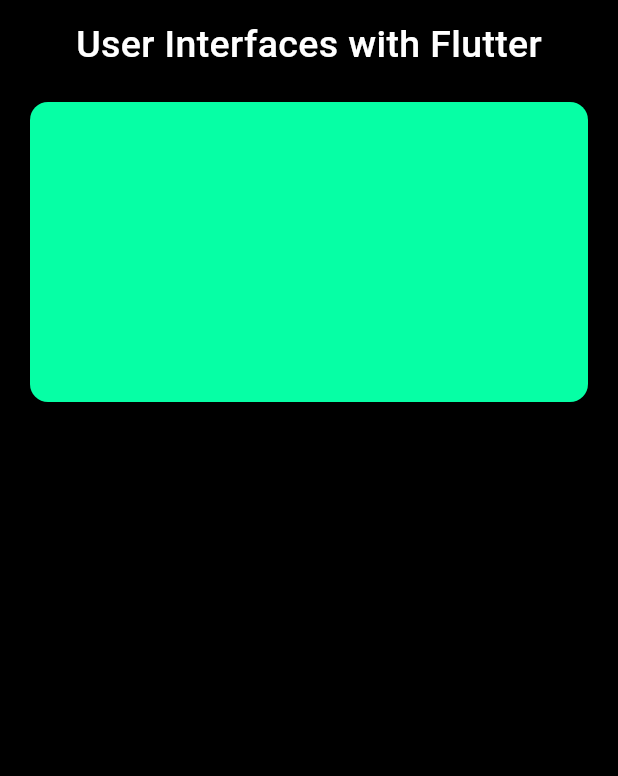
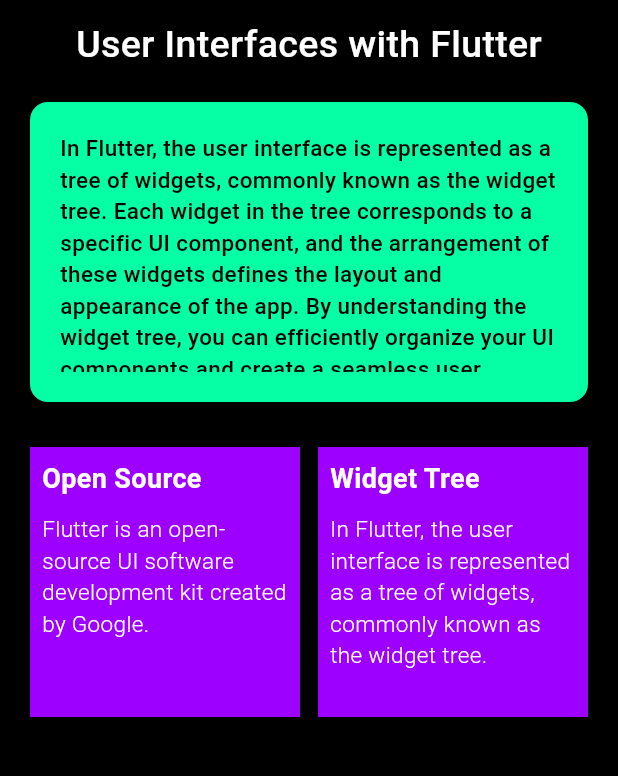
Before and after one commit to hewageumesha/dart-course-dp-education, a Flutter app: the screen it shows after launch, on a phone screen of 412 x 824 dp, the part 84-860 px from its top. Run offline on Flutter 3.47's test engine with Material 3 defaults, Android fonts, the phone set to English and light mode, and no system bars.

```diff
--- a/flutter_block/lib/pages/home_page.dart
+++ b/flutter_block/lib/pages/home_page.dart
@@ -35,10 +35,85 @@
                 color: Color(0xFF06FFA5),
                 borderRadius: BorderRadius.circular(12)
               ),
-              child: Text(
-                ""
-              )
+              child: Padding(
+                padding: const EdgeInsets.all(20),
+                child: Text(
+                  "In Flutter, the user interface is represented as a tree of widgets, commonly known as the widget tree. Each widget in the tree corresponds to a specific UI component, and the arrangement of these widgets defines the layout and appearance of the app. By understanding the widget tree, you can efficiently organize your UI components and create a seamless user experience.",
+                  style: TextStyle(
+                    fontSize: 15,
+                    color: Colors.black,
+                    fontWeight: FontWeight.w500
+                  ),
+                ),
+              ),
             ),
+            SizedBox(height: 10),
+            Row(
+              mainAxisAlignment: MainAxisAlignment.spaceBetween,
+              children: [
+                Container(
+                  height: 180,
+                  width: 180,
+                  color: Color(0xFF9E00FF),
+                  child: Padding(
+                    padding: const EdgeInsets.all(8.0),
+                    child: Column(
+                      crossAxisAlignment: CrossAxisAlignment.start,
+                      children: [
+                        Text(
+                          "Open Source",
+                          style: TextStyle(
+                            color: Colors.white,
+                            fontSize: 18,
+                            fontWeight: FontWeight.w600
+                          )
+                        ),
+                        SizedBox(height: 10),
+                        Text(
+                          "Flutter is an open-source UI software development kit created by Google.",
+                          style: TextStyle(
+                            color: Colors.white,
+                            fontSize: 15,
+                            fontWeight: FontWeight.w300
+                          )
+                        )
+                      ],
+                    ),
+                  ),
+                ),
+                SizedBox(width: 10),
+                Container(
+                  height: 180,
+                  width: 180,
+                  color: Color(0xFF9E00FF),
+                  child: Padding(
+                    padding: const EdgeInsets.all(8.0),
+                    child: Column(
+                      crossAxisAlignment: CrossAxisAlignment.start,
+                      children: [
+                        Text(
+                          "Widget Tree",
+                          style: TextStyle(
+                            color: Colors.white,
+                            fontSize: 18,
+                            fontWeight: FontWeight.w600
+                          )
+                        ),
+                        SizedBox(height: 10),
+                        Text(
+                          "In Flutter, the user interface is represented as a tree of widgets, commonly known as the widget tree.",
+                          style: TextStyle(
+                            color: Colors.white,
+                            fontSize: 15,
+                            fontWeight: FontWeight.w300
+                          )
+                        )
+                      ],
+                    ),
+                  ),
+                ),
+              ],
+            )
           ],
         ),
       ),
```
